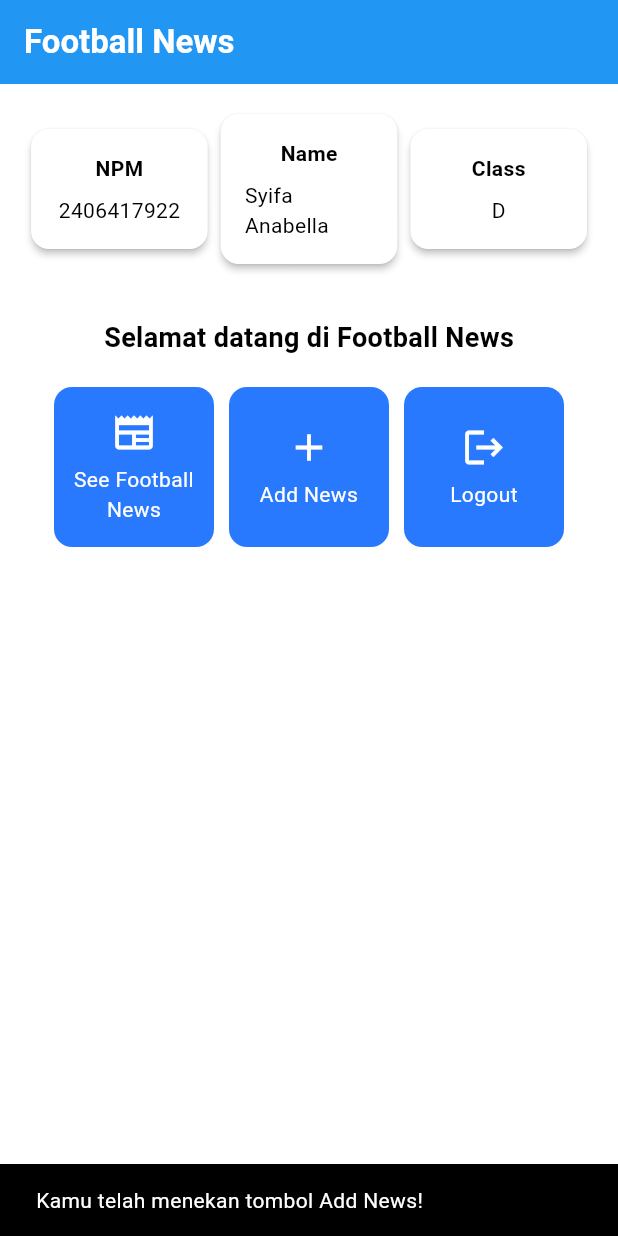
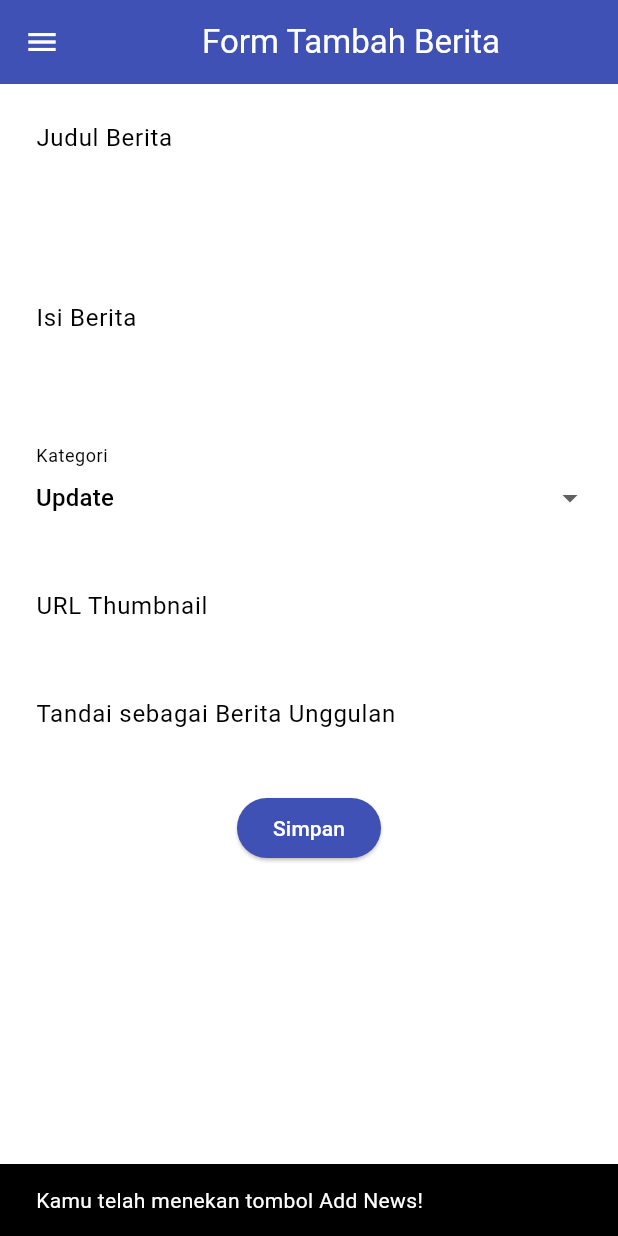
Before and after one commit to syifaakrt/football_news_mobile, a Flutter app: the screen it shows after launch, after a tap on "Add News", on a phone screen of 412 x 824 dp. Run offline on Flutter 3.47's test engine with Material 3 defaults, Android fonts, the phone set to English and light mode, and no system bars.

Commit message:
tutorial 7

```diff
--- a/lib/main.dart
+++ b/lib/main.dart
@@ -1,5 +1,5 @@
 import 'package:flutter/material.dart';
-import 'package:football_news/menu.dart';
+import 'package:football_news/screens/menu.dart';
 
 void main() {
   runApp(const MyApp());
--- a/lib/menu.dart
+++ /dev/null
@@ -1,186 +0,0 @@
-import 'package:flutter/material.dart';
-
-class MyHomePage extends StatelessWidget {
-  MyHomePage({super.key});
-
-  final String nama = "Syifa Anabella"; //nama
-  final String npm = "2406417922"; //npm
-  final String kelas = "D"; //kelas
-
-  final List<ItemHomepage> items = [
-    ItemHomepage("See Football News", Icons.newspaper),
-    ItemHomepage("Add News", Icons.add),
-    ItemHomepage("Logout", Icons.logout),
-  ];
-
-  @override
-    Widget build(BuildContext context) {
-    // Scaffold menyediakan struktur dasar halaman dengan AppBar dan body.
-    return Scaffold(
-      // AppBar adalah bagian atas halaman yang menampilkan judul.
-      appBar: AppBar(
-        // Judul aplikasi "Football News" dengan teks putih dan tebal.
-        title: const Text(
-          'Football News',
-          style: TextStyle(
-            color: Colors.white,
-            fontWeight: FontWeight.bold,
-          ),
-        ),
-        // Warna latar belakang AppBar diambil dari skema warna tema aplikasi.
-        backgroundColor: Theme.of(context).colorScheme.primary,
-      ),
-      // Body halaman dengan padding di sekelilingnya.
-      body: Padding(
-        padding: const EdgeInsets.all(16.0),
-        // Menyusun widget secara vertikal dalam sebuah kolom.
-        child: Column(
-          crossAxisAlignment: CrossAxisAlignment.center,
-          children: [
-            // Row untuk menampilkan 3 InfoCard secara horizontal.
-            Row(
-              mainAxisAlignment: MainAxisAlignment.spaceEvenly,
-              children: [
-                InfoCard(title: 'NPM', content: npm),
-                InfoCard(title: 'Name', content: nama),
-                InfoCard(title: 'Class', content: kelas),
-              ],
-            ),
-
-            // Memberikan jarak vertikal 16 unit.
-            const SizedBox(height: 16.0),
-
-            // Menempatkan widget berikutnya di tengah halaman.
-            Center(
-              child: Column(
-                // Menyusun teks dan grid item secara vertikal.
-
-                children: [
-                  // Menampilkan teks sambutan dengan gaya tebal dan ukuran 18.
-                  const Padding(
-                    padding: EdgeInsets.only(top: 16.0),
-                    child: Text(
-                      'Selamat datang di Football News',
-                      style: TextStyle(
-                        fontWeight: FontWeight.bold,
-                        fontSize: 18.0,
-                      ),
-                    ),
-                  ),
-
-                  // Grid untuk menampilkan ItemCard dalam bentuk grid 3 kolom.
-                  GridView.count(
-                    primary: true,
-                    padding: const EdgeInsets.all(20),
-                    crossAxisSpacing: 10,
-                    mainAxisSpacing: 10,
-                    crossAxisCount: 3,
-                    // Agar grid menyesuaikan tinggi kontennya.
-                    shrinkWrap: true,
-
-                    // Menampilkan ItemCard untuk setiap item dalam list items.
-                    children: items.map((ItemHomepage item) {
-                      return ItemCard(item);
-                    }).toList(),
-                  ),
-                ],
-              ),
-            ),
-          ],
-        ),
-      ),
-    );}}
-
-class InfoCard extends StatelessWidget {
-  // Kartu informasi yang menampilkan title dan content.
-
-  final String title;  // Judul kartu.
-  final String content;  // Isi kartu.
-
-  const InfoCard({super.key, required this.title, required this.content});
-
-  @override
-  Widget build(BuildContext context) {
-    return Card(
-      // Membuat kotak kartu dengan bayangan dibawahnya.
-      elevation: 2.0,
-      child: Container(
-        // Mengatur ukuran dan jarak di dalam kartu.
-        width: MediaQuery.of(context).size.width / 3.5, // menyesuaikan dengan lebar device yang digunakan.
-        padding: const EdgeInsets.all(16.0),
-        // Menyusun title dan content secara vertikal.
-        child: Column(
-          children: [
-            Text(
-              title,
-              style: const TextStyle(fontWeight: FontWeight.bold),
-            ),
-            const SizedBox(height: 8.0),
-            Text(content),
-          ],
-        ),
-      ),
-    );
-  }
-}
-
-class ItemHomepage {
- final String name;
- final IconData icon;
-
- ItemHomepage(this.name, this.icon);
-}
-
-class ItemCard extends StatelessWidget {
-  // Menampilkan kartu dengan ikon dan nama.
-
-  final ItemHomepage item;
-
-  const ItemCard(this.item, {super.key});
-
-  @override
-  Widget build(BuildContext context) {
-    return Material(
-      // Menentukan warna latar belakang dari tema aplikasi.
-      color: Theme.of(context).colorScheme.secondary,
-      // Membuat sudut kartu melengkung.
-      borderRadius: BorderRadius.circular(12),
-
-      child: InkWell(
-        // Aksi ketika kartu ditekan.
-        onTap: () {
-          // Menampilkan pesan SnackBar saat kartu ditekan.
-          ScaffoldMessenger.of(context)
-            ..hideCurrentSnackBar()
-            ..showSnackBar(
-              SnackBar(content: Text("Kamu telah menekan tombol ${item.name}!"))
-            );
-        },
-        // Container untuk menyimpan Icon dan Text
-        child: Container(
-          padding: const EdgeInsets.all(8),
-          child: Center(
-            child: Column(
-              // Menyusun ikon dan teks di tengah kartu.
-              mainAxisAlignment: MainAxisAlignment.center,
-              children: [
-                Icon(
-                  item.icon,
-                  color: Colors.white,
-                  size: 30.0,
-                ),
-                const Padding(padding: EdgeInsets.all(3)),
-                Text(
-                  item.name,
-                  textAlign: TextAlign.center,
-                  style: const TextStyle(color: Colors.white),
-                ),
-              ],
-            ),
-          ),
-        ),
-      ),
-    );
-  }
-
-}
--- /dev/null
+++ b/lib/screens/menu.dart
@@ -0,0 +1,120 @@
+import 'package:flutter/material.dart';
+import 'package:football_news/widgets/left_drawer.dart';
+import 'newslist_form.dart';
+import 'package:football_news/widgets/news_card.dart';
+
+
+class MyHomePage extends StatelessWidget {
+  MyHomePage({super.key});
+
+  final String nama = "Syifa Anabella"; //nama
+  final String npm = "2406417922"; //npm
+  final String kelas = "D"; //kelas
+
+  final List<ItemHomepage> items = [
+    ItemHomepage("See Football News", Icons.newspaper),
+    ItemHomepage("Add News", Icons.add),
+    ItemHomepage("Logout", Icons.logout),
+  ];
+
+  @override
+    Widget build(BuildContext context) {
+    // Scaffold menyediakan struktur dasar halaman dengan AppBar dan body.
+    return Scaffold(
+
+      // AppBar adalah bagian atas halaman yang menampilkan judul.
+      appBar: AppBar(
+        // Judul aplikasi "Football News" dengan teks putih dan tebal.
+        title: const Text(
+          'Football News',
+          style: TextStyle(
+            color: Colors.white,
+            fontWeight: FontWeight.bold,
+          ),
+        ),
+        // Warna latar belakang AppBar diambil dari skema warna tema aplikasi.
+        backgroundColor: Theme.of(context).colorScheme.primary,
+      ),
+      drawer: LeftDrawer(),
+
+      // Body halaman dengan padding di sekelilingnya.
+        body: SingleChildScrollView(
+              child: Padding(
+                padding: const EdgeInsets.all(16.0),
+                child: Column(
+                  crossAxisAlignment: CrossAxisAlignment.center,
+                  children: [
+                    Row(
+                      mainAxisAlignment: MainAxisAlignment.spaceEvenly,
+                      children: [
+                        InfoCard(title: 'NPM', content: npm),
+                        InfoCard(title: 'Name', content: nama),
+                        InfoCard(title: 'Class', content: kelas),
+                      ],
+                    ),
+                    const SizedBox(height: 16.0),
+                    Center(
+                      child: Column(
+                        children: [
+                          const Padding(
+                            padding: EdgeInsets.only(top: 16.0),
+                            child: Text(
+                              'Selamat datang di Football News',
+                              style: TextStyle(
+                                fontWeight: FontWeight.bold,
+                                fontSize: 18.0,
+                              ),
+                            ),
+                          ),
+                          GridView.count(
+                            padding: const EdgeInsets.all(20),
+                            crossAxisSpacing: 10,
+                            mainAxisSpacing: 10,
+                            crossAxisCount: 3,
+                            shrinkWrap: true,
+                            physics: const NeverScrollableScrollPhysics(),
+                            children: items.map((ItemHomepage item) {
+                              return ItemCard(item);
+                            }).toList(),
+                          ),
+                        ],
+                      ),
+                    ),
+                  ],
+                ),
+              ),
+            ),
+          );}}
+
+class InfoCard extends StatelessWidget {
+  // Kartu informasi yang menampilkan title dan content.
+
+  final String title;  // Judul kartu.
+  final String content;  // Isi kartu.
+
+  const InfoCard({super.key, required this.title, required this.content});
+
+  @override
+  Widget build(BuildContext context) {
+    return Card(
+      // Membuat kotak kartu dengan bayangan dibawahnya.
+      elevation: 2.0,
+      child: Container(
+        // Mengatur ukuran dan jarak di dalam kartu.
+        width: MediaQuery.of(context).size.width / 3.5, // menyesuaikan dengan lebar device yang digunakan.
+        padding: const EdgeInsets.all(16.0),
+        // Menyusun title dan content secara vertikal.
+        child: Column(
+          children: [
+            Text(
+              title,
+              style: const TextStyle(fontWeight: FontWeight.bold),
+            ),
+            const SizedBox(height: 8.0),
+            Text(content),
+          ],
+        ),
+      ),
+    );
+  }
+}
--- /dev/null
+++ b/lib/screens/newslist_form.dart
@@ -0,0 +1,216 @@
+import 'package:flutter/material.dart';
+import 'package:football_news/widgets/left_drawer.dart';
+
+class NewsFormPage extends StatefulWidget {
+    const NewsFormPage({super.key});
+
+    @override
+    State<NewsFormPage> createState() => _NewsFormPageState();
+}
+
+class _NewsFormPageState extends State<NewsFormPage> {
+  final _formKey = GlobalKey<FormState>();
+  String _title = "";
+  String _content = "";
+  String _category = "update"; // default
+  String _thumbnail = "";
+  bool _isFeatured = false; // default
+
+  final List<String> _categories = [
+    'transfer',
+    'update',
+    'exclusive',
+    'match',
+    'rumor',
+    'analysis',
+  ];
+    @override
+    Widget build(BuildContext context) {
+      return Scaffold(
+        appBar: AppBar(
+          title: const Center(
+            child: Text(
+              'Form Tambah Berita',
+            ),
+          ),
+          backgroundColor: Colors.indigo,
+          foregroundColor: Colors.white,
+        ),
+        drawer: LeftDrawer(),
+        body: Form(
+          key: _formKey,
+          child: SingleChildScrollView(
+            child: Column(
+            crossAxisAlignment: CrossAxisAlignment.start,
+            children:[
+              // === Title ===
+              Padding(
+                padding: const EdgeInsets.all(8.0),
+                child: TextFormField(
+                  decoration: InputDecoration(
+                    hintText: "Judul Berita",
+                    labelText: "Judul Berita",
+                    border: OutlineInputBorder(
+                      borderRadius: BorderRadius.circular(5.0),
+                    ),
+                  ),
+                  onChanged: (String? value) {
+                    setState(() {
+                      _title = value!;
+                    });
+                  },
+                  validator: (String? value) {
+                    if (value == null || value.isEmpty) {
+                      return "Judul tidak boleh kosong!";
+                    }
+                    return null;
+                  },
+                ),
+              ),
+
+              // === Content ===
+  Padding(
+    padding: const EdgeInsets.all(8.0),
+    child: TextFormField(
+      maxLines: 5,
+      decoration: InputDecoration(
+        hintText: "Isi Berita",
+        labelText: "Isi Berita",
+        border: OutlineInputBorder(
+          borderRadius: BorderRadius.circular(5.0),
+        ),
+      ),
+      onChanged: (String? value) {
+        setState(() {
+          _content = value!;
+        });
+      },
+      validator: (String? value) {
+        if (value == null || value.isEmpty) {
+          return "Isi berita tidak boleh kosong!";
+        }
+        return null;
+      },
+    ),
+  ),
+
+  // === Category ===
+  Padding(
+    padding: const EdgeInsets.all(8.0),
+    child: DropdownButtonFormField<String>(
+      decoration: InputDecoration(
+        labelText: "Kategori",
+        border: OutlineInputBorder(
+          borderRadius: BorderRadius.circular(5.0),
+        ),
+      ),
+      value: _category,
+      items: _categories
+          .map((cat) => DropdownMenuItem(
+                value: cat,
+                child: Text(
+                    cat[0].toUpperCase() + cat.substring(1)),
+              ))
+          .toList(),
+      onChanged: (String? newValue) {
+        setState(() {
+          _category = newValue!;
+        });
+      },
+    ),
+  ),
+
+  // === Thumbnail URL ===
+  Padding(
+    padding: const EdgeInsets.all(8.0),
+    child: TextFormField(
+      decoration: InputDecoration(
+        hintText: "URL Thumbnail (opsional)",
+        labelText: "URL Thumbnail",
+        border: OutlineInputBorder(
+          borderRadius: BorderRadius.circular(5.0),
+        ),
+      ),
+      onChanged: (String? value) {
+        setState(() {
+          _thumbnail = value!;
+        });
+      },
+    ),
+  ),
+
+  // === Is Featured ===
+  Padding(
+    padding: const EdgeInsets.all(8.0),
+    child: SwitchListTile(
+      title: const Text("Tandai sebagai Berita Unggulan"),
+      value: _isFeatured,
+      onChanged: (bool value) {
+        setState(() {
+          _isFeatured = value;
+        });
+      },
+    ),
+  ),
+  Padding(
+  padding: const EdgeInsets.all(8.0),
+  child: Align(
+    alignment: Alignment.bottomCenter,
+    child: Padding(
+      padding: const EdgeInsets.all(8.0),
+      child: ElevatedButton(
+        style: ButtonStyle(
+          backgroundColor: MaterialStateProperty.all(Colors.indigo),
+        ),
+        onPressed: () {
+          if (_formKey.currentState!.validate()) {
+            showDialog(
+              context: context,
+              builder: (context) {
+                return AlertDialog(
+                  title: const Text('Berita berhasil disimpan!'),
+                  content: SingleChildScrollView(
+                    child: Column(
+                      crossAxisAlignment: CrossAxisAlignment.start,
+                      children: [
+                        Text('Judul: $_title'),
+                        Text('Isi: $_content'),
+                        Text('Kategori: $_category'),
+                        Text('Thumbnail: $_thumbnail'),
+                        Text('Unggulan: ${_isFeatured ? "Ya" : "Tidak"}'),
+                      ],
+                    ),
+                  ),
+                  actions: [
+                    TextButton(
+                      child: const Text('OK'),
+                      onPressed: () {
+                        Navigator.pop(context);
+                      },
+                    ),
+                  ],
+                );
+              },
+            );
+            _formKey.currentState!.reset();
+          }
+        },
+        child: const Text(
+          "Simpan",
+          style: TextStyle(color: Colors.white),
+        ),
+      ),
+    ),
+  ),
+),
+
+
+
+
+  ],
+
+                ),
+          ),),
+      );
+    }
+}
--- /dev/null
+++ b/lib/widgets/left_drawer.dart
@@ -0,0 +1,64 @@
+import 'package:flutter/material.dart';
+import 'package:football_news/screens/menu.dart';
+
+class LeftDrawer extends StatelessWidget {
+  const LeftDrawer({super.key});
+
+  @override
+  Widget build(BuildContext context) {
+    return Drawer(
+      child: ListView(
+        children: [
+          const DrawerHeader(
+            decoration: BoxDecoration(
+              color: Colors.blue,
+            ),
+            child: Column(
+              children: [
+                Text(
+                  'Football News',
+                  textAlign: TextAlign.center,
+                  style: TextStyle(
+                    fontSize: 30,
+                    fontWeight: FontWeight.bold,
+                    color: Colors.white,
+                  ),
+                ),
+                Padding(padding: EdgeInsets.all(10)),
+                Text(
+                  "Seluruh berita sepak bola terkini di sini!",
+                  textAlign: TextAlign.center,
+                  style: TextStyle(
+                    color: Colors.white,
+                    fontSize: 15,
+                    fontWeight: FontWeight.normal,
+                  ),
+                ),
+              ],
+            ),
+          ),
+          ListTile(
+            leading: Icon(Icons.home_outlined),
+            title: Text('Home'),
+            onTap: () {
+              Navigator.pushReplacement(
+                context,
+                MaterialPageRoute(
+                  builder: (context) => MyHomePage(),
+                ),
+              );
+            },
+          ),
+          ListTile(
+            leading: Icon(Icons.post_add),
+            title: Text('Add News'),
+            onTap: () {
+              // TODO: Ganti ke halaman NewsFormPage setelah dibuat
+            },
+          ),
+          // TODO: Tambahkan ListTile untuk halaman "See News" nanti
+        ],
+      ),
+    );
+  }
+}
--- /dev/null
+++ b/lib/widgets/news_card.dart
@@ -0,0 +1,71 @@
+import 'package:flutter/material.dart';
+import 'package:football_news/screens/newslist_form.dart';
+
+
+class ItemHomepage {
+ final String name;
+ final IconData icon;
+
+ ItemHomepage(this.name, this.icon);
+}
+
+class ItemCard extends StatelessWidget {
+  // Menampilkan kartu dengan ikon dan nama.
+
+  final ItemHomepage item;
+
+  const ItemCard(this.item, {super.key});
+
+  @override
+  Widget build(BuildContext context) {
+    return Material(
+      // Menentukan warna latar belakang dari tema aplikasi.
+      color: Theme.of(context).colorScheme.secondary,
+      // Membuat sudut kartu melengkung.
+      borderRadius: BorderRadius.circular(12),
+
+      child: InkWell(
+        // Aksi ketika kartu ditekan.
+        onTap: () {
+          // Menampilkan pesan SnackBar saat kartu ditekan.
+          ScaffoldMessenger.of(context)
+            ..hideCurrentSnackBar()
+            ..showSnackBar(
+              SnackBar(content: Text("Kamu telah menekan tombol ${item.name}!"))
+            );
+        if (item.name == "Add News") {
+          Navigator.push(
+            context,
+            MaterialPageRoute(
+              builder: (context) => const NewsFormPage(), // ganti sesuai nama class form kamu
+            ),
+          );
+        }        },
+        // Container untuk menyimpan Icon dan Text
+        child: Container(
+          padding: const EdgeInsets.all(8),
+          child: Center(
+            child: Column(
+              // Menyusun ikon dan teks di tengah kartu.
+              mainAxisAlignment: MainAxisAlignment.center,
+              children: [
+                Icon(
+                  item.icon,
+                  color: Colors.white,
+                  size: 30.0,
+                ),
+                const Padding(padding: EdgeInsets.all(3)),
+                Text(
+                  item.name,
+                  textAlign: TextAlign.center,
+                  style: const TextStyle(color: Colors.white),
+                ),
+              ],
+            ),
+          ),
+        ),
+      ),
+    );
+  }
+
+}
```
